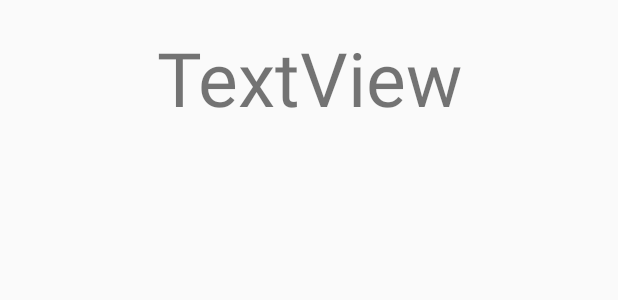
After one commit to netubuli/LipaPesaApp, an Android app: the layout transaction_confirmation_dialog.xml on its own in the app's theme, with its tools: preview values and no code run, on a phone screen of 412 x 824 dp. The commit adds this screen. Shown: the top 300 px of the screen. Run offline under Robolectric (Android 15) with nearby library versions, the phone set to English and light mode, and no system bars.

```diff
--- /dev/null
+++ b/app/src/main/res/layout/transaction_confirmation_dialog.xml
@@ -0,0 +1,15 @@
+<?xml version="1.0" encoding="utf-8"?>
+<LinearLayout xmlns:android="http://schemas.android.com/apk/res/android"
+    android:orientation="vertical" android:layout_width="match_parent"
+    android:layout_height="match_parent">
+
+    <TextView
+        android:id="@+id/textView"
+        android:layout_width="match_parent"
+        android:layout_height="wrap_content"
+        android:text="TextView"
+        android:layout_gravity="center"
+        android:layout_marginTop="@dimen/margin_md"
+        android:textSize="@dimen/text_xl"
+        android:textAlignment="center"/>
+</LinearLayout>
```
Also changed, not shown: app/src/main/java/com/otemainc/mlipa/ui/send/SendFragment.java (+12 -2 lines).
